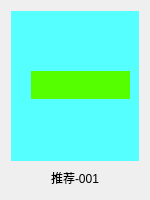
This is QQMusic/recboxitem.ui in Lotso-ww/music-player-client as Qt 5 draws it before an edit. The edited form follows.
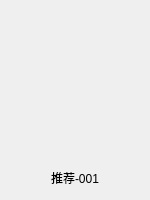
This is the edited form.

The edit to the form file:
```diff
--- a/QQMusic/recboxitem.ui
+++ b/QQMusic/recboxitem.ui
@@ -38,7 +38,7 @@
        </rect>
       </property>
       <property name="styleSheet">
-       <string notr="true">background-color:rgb(85, 255, 255);</string>
+       <string notr="true"/>
       </property>
       <property name="text">
        <string/>
@@ -56,7 +56,6 @@
       <property name="styleSheet">
        <string notr="true">#recMusicBtn
 {
-	background-color:rgb(85, 255, 0);
 	border:none;
 }</string>
       </property>
```
